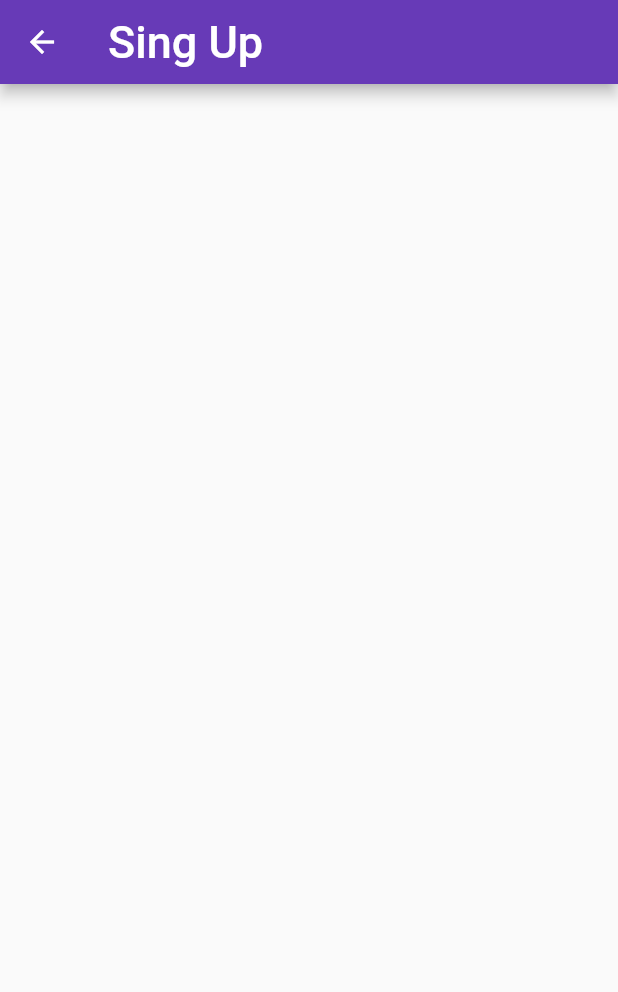
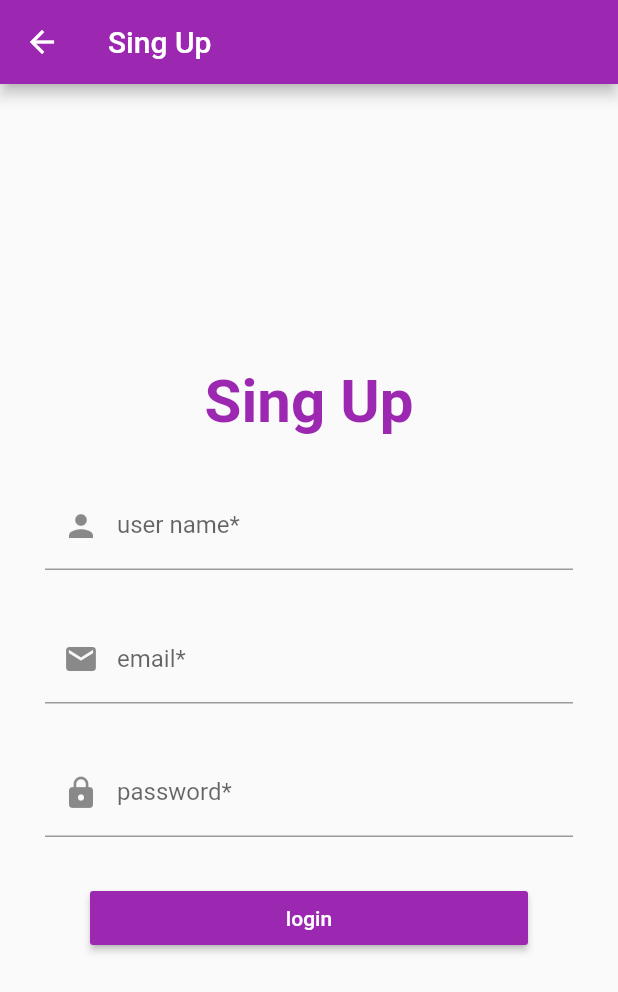
Before and after one commit to SamiraAhmadnezhad/ReadyGo_front, a Flutter app: the screen it shows after launch, after a tap on "sing up", on a phone screen of 412 x 824 dp. Shown: the top 992 px of the screen. Run offline on Flutter 3.47's test engine with Material 2 defaults, Android fonts, the phone set to English and light mode, and no system bars; our stand-ins replace flashy_tab_bar2.

Commit message:
update 2

```diff
--- a/lib/SingUp.dart
+++ b/lib/SingUp.dart
@@ -1,4 +1,5 @@
 import 'package:flutter/material.dart';
+import 'package:readygo/HomePage.dart';
 
 class SingUp extends StatefulWidget{
   @override
@@ -7,6 +8,13 @@ class SingUp extends StatefulWidget{
 
 class _SingUpState extends State<SingUp> {
   @override
+  void initState() {
+    super.initState();
+  }
+  String username="";
+  String password="";
+  String email="";
+  @override
   Widget build(BuildContext context) {
     return  Scaffold(
         appBar: AppBar(
@@ -14,16 +22,112 @@ class _SingUpState extends State<SingUp> {
             icon: Icon(Icons.arrow_back, color: Colors.white),
             onPressed: () => Navigator.of(context).pop(),
           ),
-          backgroundColor: Colors.deepPurple,
+          backgroundColor: Colors.purple,
           title: const Text(
             "Sing Up",
             style: TextStyle(
               //fontWeight: FontWeight.bold,
-              fontSize: 30,
+              fontSize: 20,
               color: Colors.white,
             ),
           ),
         ),
+      body: Padding(
+        padding: const EdgeInsets.symmetric(horizontal: 30),
+        child: Column(
+          mainAxisAlignment: MainAxisAlignment.center,
+          crossAxisAlignment: CrossAxisAlignment.center,
+          children: [
+            const Text(
+              'Sing Up',
+              style: TextStyle(
+                fontSize: 40,
+                fontWeight: FontWeight.bold,
+                color: Colors.purple,
+              ),
+            ),
+            const SizedBox(height: 30),
+            TextFormField(
+              decoration: const InputDecoration(
+                labelText: 'user name*',
+                hintText: 'enter user name',
+                prefixIcon: Icon(Icons.person),
+              ),
+              validator: (String? username){
+                if (username==null) {
+                  return "please enter user name!";
+                }
+                // other thing
+              },
+              onChanged: (String username){
+                setState(() {
+                  this.username=username;
+                });
+              },
+            ),
+            const SizedBox(height: 30),
+            TextFormField(
+              decoration: const InputDecoration(
+                labelText: 'email*',
+                hintText: 'enter email',
+                prefixIcon: Icon(Icons.email),
+              ),
+              validator: (String? email){
+                if (email==null) {
+                  return "please enter email!";
+                }
+                // other thing
+              },
+              onChanged: (String email){
+                setState(() {
+                  this.email=email;
+                });
+              },
+            ),
+            const SizedBox(height: 30),
+            TextFormField(
+              decoration: const InputDecoration(
+                labelText: 'password*',
+                hintText: 'enter password',
+                prefixIcon: Icon(Icons.lock),
+              ),
+              validator: (String? password){
+                if (password==null) {
+                  return "please enter password!";
+                }
+                // other thing
+              },
+              onChanged: (String password){
+                setState(() {
+                  this.password=password;
+                });
+              },
+            ),
+            const SizedBox(height: 30),
+            Padding(
+              padding: const EdgeInsets.symmetric(horizontal: 30),
+              child: MaterialButton(
+                minWidth: double.infinity,
+                onPressed: (){
+                  //check pass and email
+                  Navigator.of(context).push(
+                    MaterialPageRoute(
+                      builder: (context) => HomePage(password: this.password,email: this.email,),
+                    ),
+                  );
+                },
+                color: Colors.purple,
+                child: const Text(
+                  'login',
+                  style: TextStyle(
+                    color: Colors.white,
+                  ),
+                ),
+              ),
+            ),
+          ],
+        ),
+      ),
     );
   }
 }
--- a/lib/main.dart
+++ b/lib/main.dart
@@ -8,11 +8,14 @@ void main() {
   );
 }
 class Login extends StatefulWidget{
+  const Login({super.key});
+
   @override
   State<Login> createState() => _LoginPageState();
 }
 
 class _LoginPageState extends State<Login> {
+  //final _formKey = GlobalKey<FormState>();
   @override
   void initState() {
     super.initState();
@@ -28,14 +31,13 @@ class _LoginPageState extends State<Login> {
             "Login",
             style: TextStyle(
               //fontWeight: FontWeight.bold,
-              fontSize: 30,
+              fontSize: 20,
               color: Colors.white,
             ),
           ),
         ),
         body: Padding(
           padding: const EdgeInsets.symmetric(horizontal: 30),
-          child: Container(
           child: Column(
             mainAxisAlignment: MainAxisAlignment.center,
             crossAxisAlignment: CrossAxisAlignment.center,
@@ -44,7 +46,7 @@ class _LoginPageState extends State<Login> {
                 'Login',
                 style: TextStyle(
                     color: Colors.deepPurple,
-                      fontSize: 60,
+                    fontSize: 40,
                     fontWeight: FontWeight.bold
                 ),
               ),
@@ -57,10 +59,11 @@ class _LoginPageState extends State<Login> {
                 ),
                 validator: (String? email){
                   if (email==null) {
-                      "please enter email!";
+                    return "please enter email!";
                   }
                   else if (email.contains("@")==false){
-                      'do not use the @ char.';}
+                    return 'do not use the @ char.';
+                  }
                 },
                 onChanged: (String email){
                   setState(() {
@@ -142,7 +145,6 @@ class _LoginPageState extends State<Login> {
             ],
           ),
         ),
-        ),
       );
   }
 }
--- a/pubspec.yaml
+++ b/pubspec.yaml
@@ -35,6 +35,7 @@ dependencies:
   # The following adds the Cupertino Icons font to your application.
   # Use with the CupertinoIcons class for iOS style icons.
   cupertino_icons: ^1.0.2
+  flashy_tab_bar2: ^0.0.6
 
 dev_dependencies:
   flutter_test:
```
Also changed, not shown: lib/Account.dart (added, +21 -0 lines), lib/Home.dart (added, +63 -0 lines), lib/HomePage.dart (+68 -4 lines), lib/Library.dart (added, +21 -0 lines), lib/Shop.dart (added, +21 -0 lines), pubspec.lock. Lines whose indentation alone changed are shown as unchanged.
